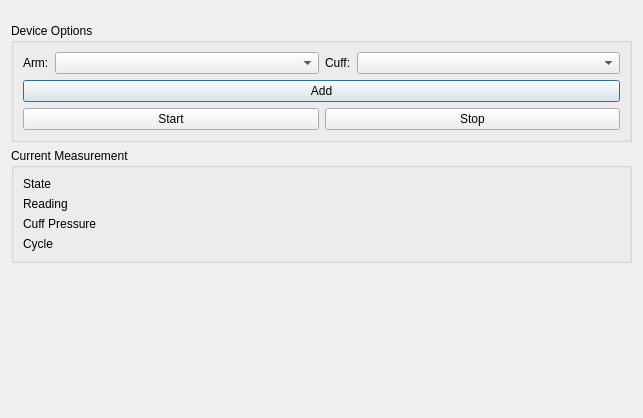
Above: src/dialogs/blood_pressure_dialog.ui from CLSA/cypress before the change. Below: the same form after it.
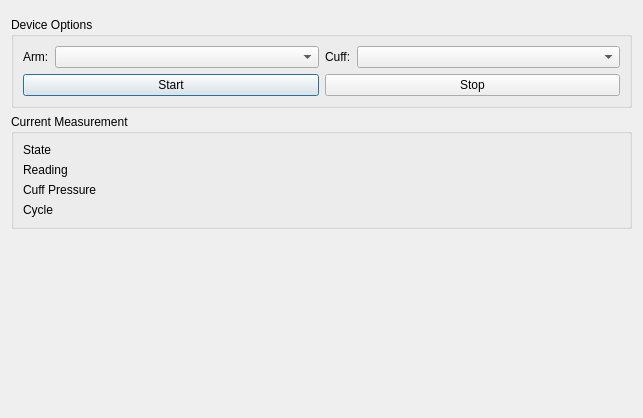
That is the form after the change. Custom widgets are drawn as their Qt base class.

```diff
--- a/src/dialogs/blood_pressure_dialog.ui
+++ b/src/dialogs/blood_pressure_dialog.ui
@@ -23,9 +23,6 @@
    <item>
     <widget class="TestInfoWidget" name="testInfoWidget" native="true"/>
    </item>
-   <item>
-    <widget class="UsbPortPicker" name="usbPortPicker" native="true"/>
-   </item>
    <item>
     <widget class="QGroupBox" name="deviceOptions">
      <property name="sizePolicy">
@@ -94,13 +91,6 @@
         </item>
        </layout>
       </item>
-      <item>
-       <widget class="QPushButton" name="addPushButton">
-        <property name="text">
-         <string>Add</string>
-        </property>
-       </widget>
-      </item>
       <item>
        <layout class="QHBoxLayout" name="startStop">
         <item>
@@ -234,12 +224,6 @@
    <header>widgets/test_info_widget.h</header>
    <container>1</container>
   </customwidget>
-  <customwidget>
-   <class>UsbPortPicker</class>
-   <extends>QWidget</extends>
-   <header>widgets/usb_port_picker.h</header>
-   <container>1</container>
-  </customwidget>
  </customwidgets>
  <resources/>
  <connections/>
```
